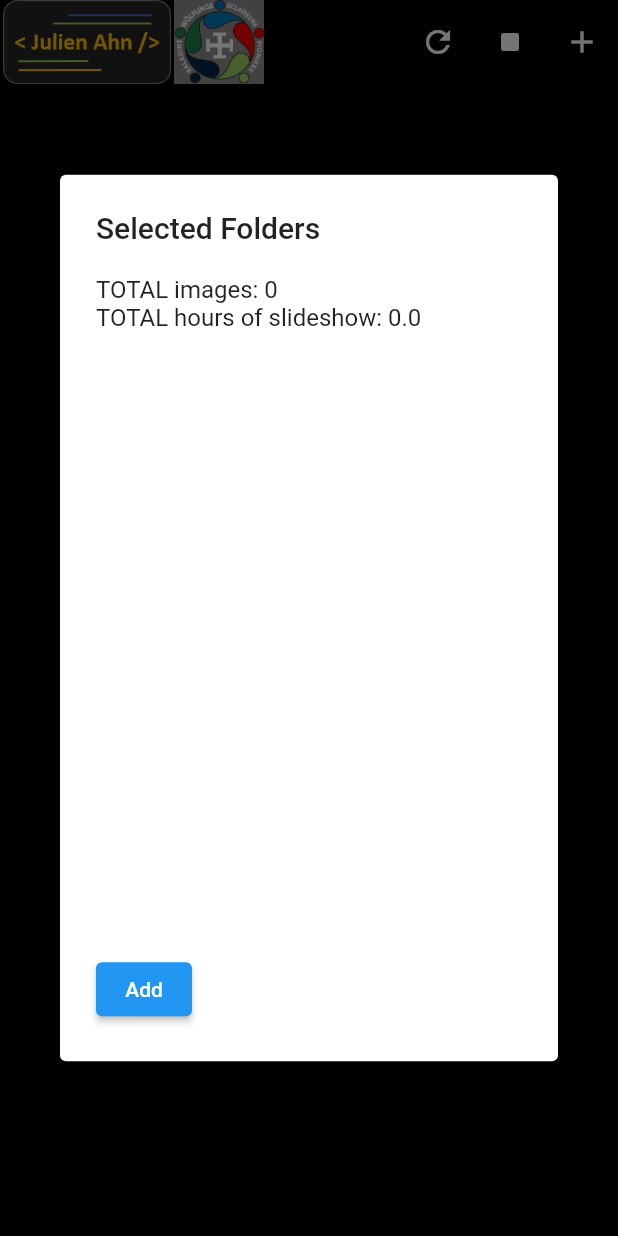
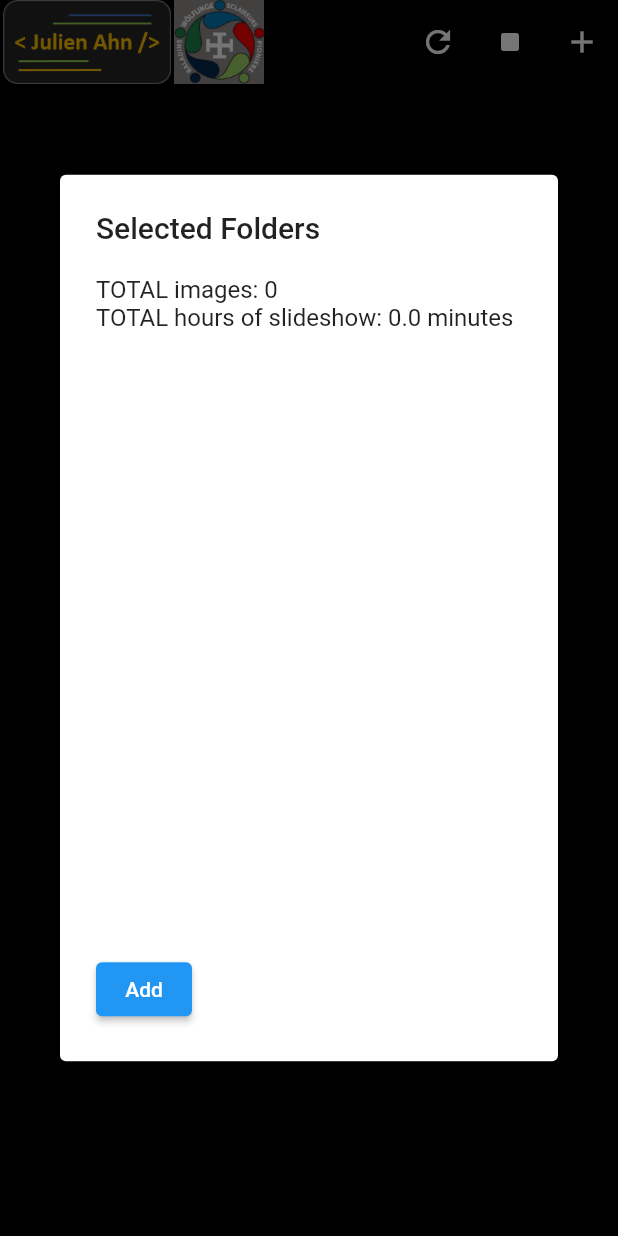
Before and after one commit to julienAhn/Slideshow-Advanced, a Flutter app: the screen it shows after launch, after a tap on the "add" icon, on a phone screen of 412 x 824 dp. Run offline on Flutter 3.47's test engine with Material 2 defaults, Android fonts, the phone set to English and light mode, and no system bars; our stand-ins replace file_picker, flutter_image_slideshow, shared_preferences.

Commit message:
improve slideshow titles

```diff
--- a/lib/main.dart
+++ b/lib/main.dart
@@ -66,7 +66,11 @@ class Folder {
   }
 
   String get name {
-    return _directory.toString();
+    String wordToFind = 'Scouts Herbesthal';
+    int idx = _directory.path.indexOf(wordToFind);
+    String directoryName = _directory.path.substring(idx+wordToFind.length + 1);
+    directoryName = directoryName.replaceAll(r'\', ' - ');
+    return directoryName;
   }
 
   Directory get directory {
@@ -245,8 +249,14 @@ class _HomePageState extends State<HomePage> {
     return _imagePaths.length;
   }
 
-  double totalHoursOfSlideshow() {
-    return ((_imagePaths.length * _autoplayInterval/1000) / 60) / 60;
+  String totalHoursOfSlideshow() {
+    double hours = ((_imagePaths.length * _autoplayInterval/1000) / 60) / 60;
+    if (hours < 1){
+      return (hours*60).toString() + " minutes";
+    }
+    else{
+      return (hours).toString() + " hours";
+    }
   }
 
   void chooseDirectories() async {
@@ -264,7 +274,7 @@ class _HomePageState extends State<HomePage> {
                 crossAxisAlignment: CrossAxisAlignment.start,
                 children: [
                   Text("TOTAL images: " + totalNumberOfImages().toString()),
-                  Text("TOTAL hours of slideshow: " + totalHoursOfSlideshow().toString()),
+                  Text("TOTAL hours of slideshow: " + totalHoursOfSlideshow()),
                   SizedBox(height: 30),
                   Expanded(
                     child: ListView.builder(
```
